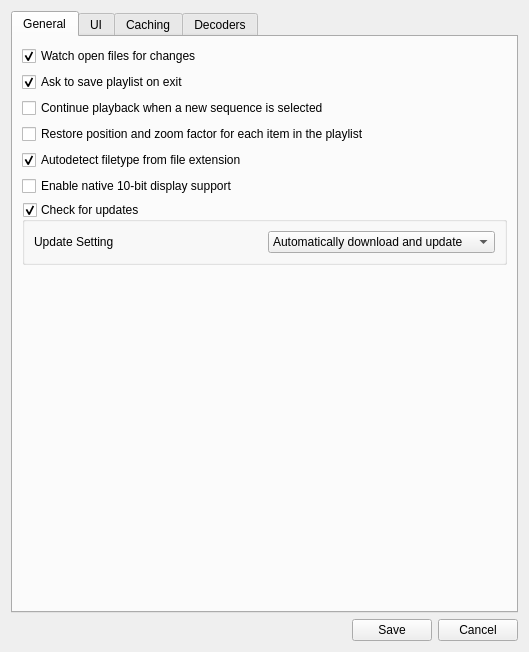
Qt form YUViewLib/ui/settingsDialog.ui (IENT/YUView) before a commit.
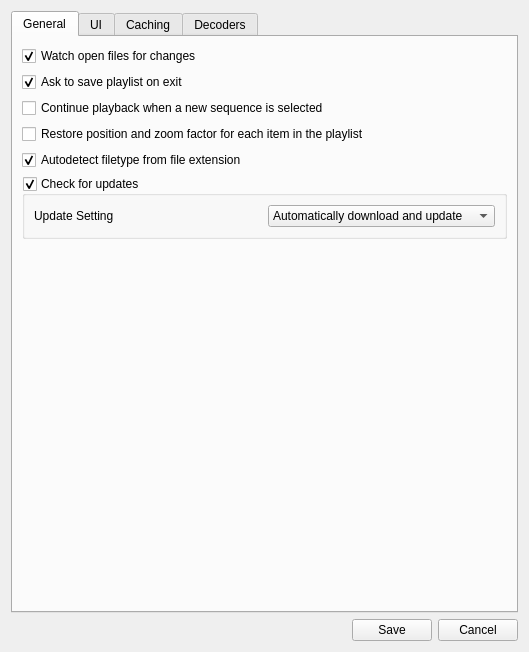
The same form after that commit. Icons and pictures are not drawn. Custom widgets are drawn as their Qt base class.

Commit message:
Update settings and UI configuration for 10-bit display support
🤖 Generated with [Claude Code](https://claude.ai/code)

Patch:
```diff
--- a/YUViewLib/ui/settingsDialog.ui
+++ b/YUViewLib/ui/settingsDialog.ui
@@ -86,22 +86,6 @@
          </property>
         </widget>
        </item>
-       <item>
-        <widget class="QCheckBox" name="checkBoxEnable10BitDisplay">
-         <property name="toolTip">
-          <string>Enable native 10-bit display support for 10-bit YUV sources. This preserves 10-bit precision during YUV to RGB conversion.</string>
-         </property>
-         <property name="whatsThis">
-          <string>Enable native 10-bit display support for 10-bit YUV sources. This preserves 10-bit precision during YUV to RGB conversion.</string>
-         </property>
-         <property name="text">
-          <string>Enable native 10-bit display support</string>
-         </property>
-         <property name="checked">
-          <bool>false</bool>
-         </property>
-        </widget>
-       </item>
        <item>
         <widget class="QGroupBox" name="groupBoxUpdates">
          <property name="toolTip">
```
The commit also changes 2 other files.
